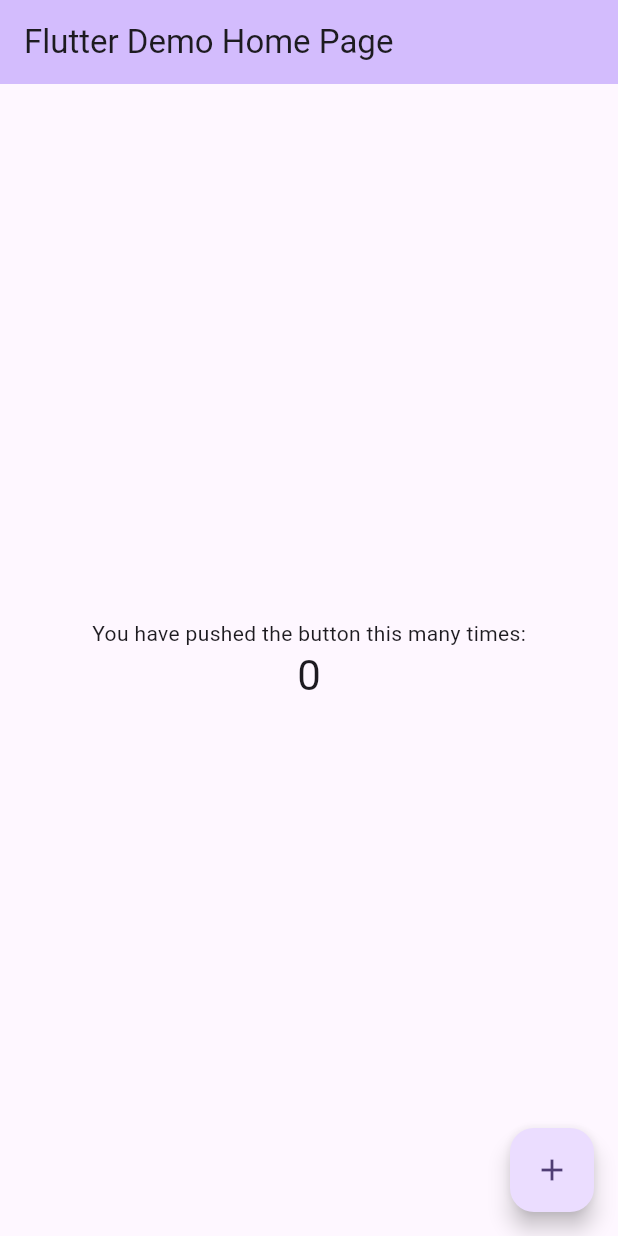
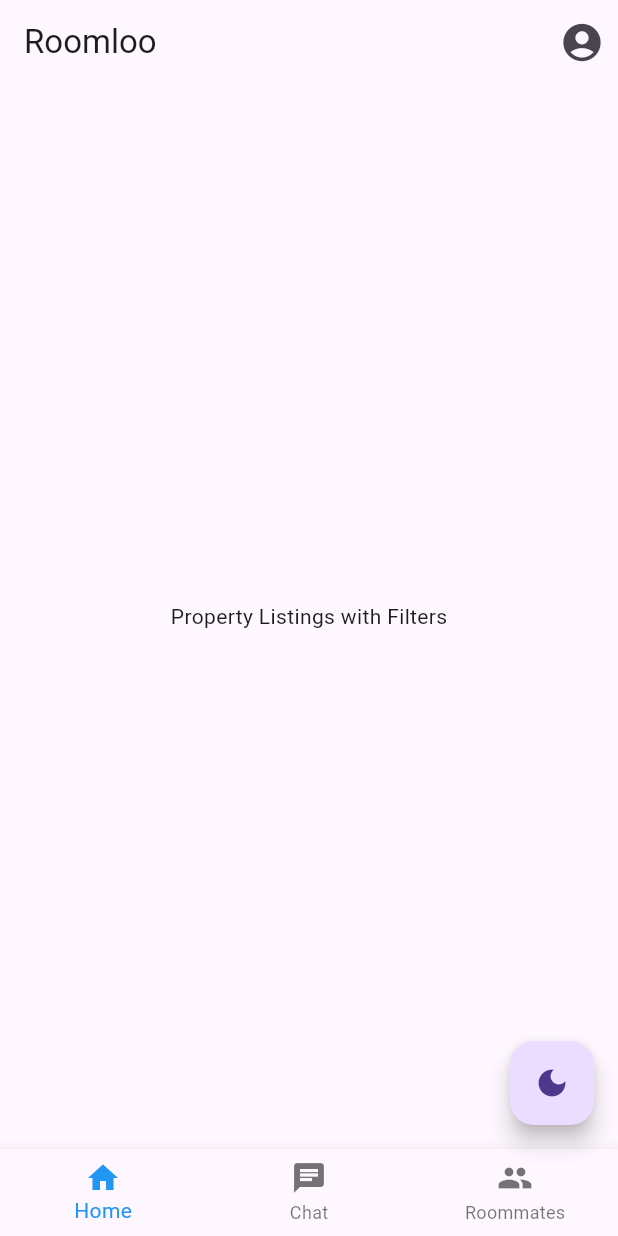
Before and after one commit to Ranitpal-003-07/roomloo, a Flutter app: the screen it shows after launch, on a phone screen of 412 x 824 dp. Run offline on Flutter 3.47's test engine with Material 3 defaults, Android fonts, the phone set to English and light mode, and no system bars.

Commit message:
Updated Files

```diff
--- a/app/lib/main.dart
+++ b/app/lib/main.dart
@@ -1,125 +1,78 @@
 import 'package:flutter/material.dart';
+import 'screens/home_page.dart';
+import 'screens/chat_page.dart';
+import 'screens/roommate_finder_page.dart';
+import 'screens/profile_page.dart';
 
 void main() {
-  runApp(const MyApp());
+  runApp(const RoomlooApp());
 }
 
-class MyApp extends StatelessWidget {
-  const MyApp({super.key});
+class RoomlooApp extends StatefulWidget {
+  const RoomlooApp({super.key});
 
-  // This widget is the root of your application.
   @override
-  Widget build(BuildContext context) {
-    return MaterialApp(
-      title: 'Flutter Demo',
-      theme: ThemeData(
-        // This is the theme of your application.
-        //
-        // TRY THIS: Try running your application with "flutter run". You'll see
-        // the application has a purple toolbar. Then, without quitting the app,
-        // try changing the seedColor in the colorScheme below to Colors.green
-        // and then invoke "hot reload" (save your changes or press the "hot
-        // reload" button in a Flutter-supported IDE, or press "r" if you used
-        // the command line to start the app).
-        //
-        // Notice that the counter didn't reset back to zero; the application
-        // state is not lost during the reload. To reset the state, use hot
-        // restart instead.
-        //
-        // This works for code too, not just values: Most code changes can be
-        // tested with just a hot reload.
-        colorScheme: ColorScheme.fromSeed(seedColor: Colors.deepPurple),
-        useMaterial3: true,
-      ),
-      home: const MyHomePage(title: 'Flutter Demo Home Page'),
-    );
-  }
+  State<RoomlooApp> createState() => _RoomlooAppState();
 }
 
-class MyHomePage extends StatefulWidget {
-  const MyHomePage({super.key, required this.title});
+class _RoomlooAppState extends State<RoomlooApp> {
+  int _selectedIndex = 0;
+  bool _isDarkMode = false; // Track theme mode
 
-  // This widget is the home page of your application. It is stateful, meaning
-  // that it has a State object (defined below) that contains fields that affect
-  // how it looks.
+  final List<Widget> _screens = [
+    HomePage(),
+    ChatPage(),
+    RoommateFinderPage(),
+  ];
 
-  // This class is the configuration for the state. It holds the values (in this
-  // case the title) provided by the parent (in this case the App widget) and
-  // used by the build method of the State. Fields in a Widget subclass are
-  // always marked "final".
+  void _onItemTapped(int index) {
+    setState(() {
+      _selectedIndex = index;
+    });
+  }
 
-  final String title;
-
-  @override
-  State<MyHomePage> createState() => _MyHomePageState();
-}
-
-class _MyHomePageState extends State<MyHomePage> {
-  int _counter = 0;
-
-  void _incrementCounter() {
+  void _toggleTheme() {
     setState(() {
-      // This call to setState tells the Flutter framework that something has
-      // changed in this State, which causes it to rerun the build method below
-      // so that the display can reflect the updated values. If we changed
-      // _counter without calling setState(), then the build method would not be
-      // called again, and so nothing would appear to happen.
-      _counter++;
+      _isDarkMode = !_isDarkMode;
     });
   }
 
   @override
   Widget build(BuildContext context) {
-    // This method is rerun every time setState is called, for instance as done
-    // by the _incrementCounter method above.
-    //
-    // The Flutter framework has been optimized to make rerunning build methods
-    // fast, so that you can just rebuild anything that needs updating rather
-    // than having to individually change instances of widgets.
-    return Scaffold(
-      appBar: AppBar(
-        // TRY THIS: Try changing the color here to a specific color (to
-        // Colors.amber, perhaps?) and trigger a hot reload to see the AppBar
-        // change color while the other colors stay the same.
-        backgroundColor: Theme.of(context).colorScheme.inversePrimary,
-        // Here we take the value from the MyHomePage object that was created by
-        // the App.build method, and use it to set our appbar title.
-        title: Text(widget.title),
-      ),
-      body: Center(
-        // Center is a layout widget. It takes a single child and positions it
-        // in the middle of the parent.
-        child: Column(
-          // Column is also a layout widget. It takes a list of children and
-          // arranges them vertically. By default, it sizes itself to fit its
-          // children horizontally, and tries to be as tall as its parent.
-          //
-          // Column has various properties to control how it sizes itself and
-          // how it positions its children. Here we use mainAxisAlignment to
-          // center the children vertically; the main axis here is the vertical
-          // axis because Columns are vertical (the cross axis would be
-          // horizontal).
-          //
-          // TRY THIS: Invoke "debug painting" (choose the "Toggle Debug Paint"
-          // action in the IDE, or press "p" in the console), to see the
-          // wireframe for each widget.
-          mainAxisAlignment: MainAxisAlignment.center,
-          children: <Widget>[
-            const Text(
-              'You have pushed the button this many times:',
-            ),
-            Text(
-              '$_counter',
-              style: Theme.of(context).textTheme.headlineMedium,
+    return MaterialApp(
+      debugShowCheckedModeBanner: false,
+      theme: _isDarkMode ? ThemeData.dark() : ThemeData.light(),
+      home: Scaffold(
+        appBar: AppBar(
+          title: Text("Roomloo"),
+          actions: [
+            IconButton(
+              icon: const Icon(Icons.account_circle, size: 30),
+              onPressed: () {
+                Navigator.push(
+                  context,
+                  MaterialPageRoute(builder: (context) => ProfilePage()),
+                );
+              },
             ),
           ],
         ),
+        body: _screens[_selectedIndex],
+        bottomNavigationBar: BottomNavigationBar(
+          items: const [
+            BottomNavigationBarItem(icon: Icon(Icons.home), label: "Home"),
+            BottomNavigationBarItem(icon: Icon(Icons.chat), label: "Chat"),
+            BottomNavigationBarItem(icon: Icon(Icons.people), label: "Roommates"),
+          ],
+          currentIndex: _selectedIndex,
+          selectedItemColor: Colors.blue,
+          onTap: _onItemTapped,
+        ),
+        floatingActionButton: FloatingActionButton(
+          onPressed: _toggleTheme,
+          child: Icon(_isDarkMode ? Icons.light_mode : Icons.dark_mode),
+        ),
       ),
-      floatingActionButton: FloatingActionButton(
-        onPressed: _incrementCounter,
-        tooltip: 'Increment',
-        child: const Icon(Icons.add),
-      ), // This trailing comma makes auto-formatting nicer for build methods.
     );
   }
 }
--- /dev/null
+++ b/app/lib/screens/home_page.dart
@@ -0,0 +1,12 @@
+import 'package:flutter/material.dart';
+
+class HomePage extends StatelessWidget {
+  const HomePage({super.key});
+
+  @override
+  Widget build(BuildContext context) {
+    return Center(
+      child: Text("Property Listings with Filters"),
+    );
+  }
+}
--- a/app/pubspec.yaml
+++ b/app/pubspec.yaml
@@ -14,9 +14,9 @@ dependencies:
   cupertino_icons: ^1.0.8
   provider: ^6.1.2
   shared_preferences: ^2.2.3
-  firebase_core: ^2.24.2
-  firebase_auth: ^4.15.4
-  cloud_firestore: ^4.14.0
+  firebase_core: ^3.11.0
+  firebase_auth: ^5.4.2
+  cloud_firestore: ^5.6.3
 
 
 dev_dependencies:
```
Also changed, not shown: app/lib/screens/chat_page.dart (added, +12 -0 lines), app/lib/screens/profile_page.dart (added, +13 -0 lines), app/lib/screens/roommate_finder_page.dart (added, +12 -0 lines), app/pubspec.lock, 7 other files.
